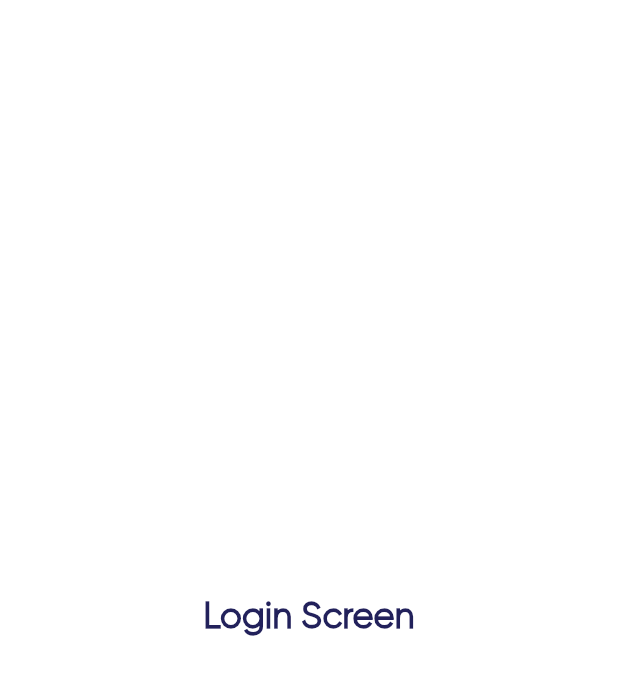
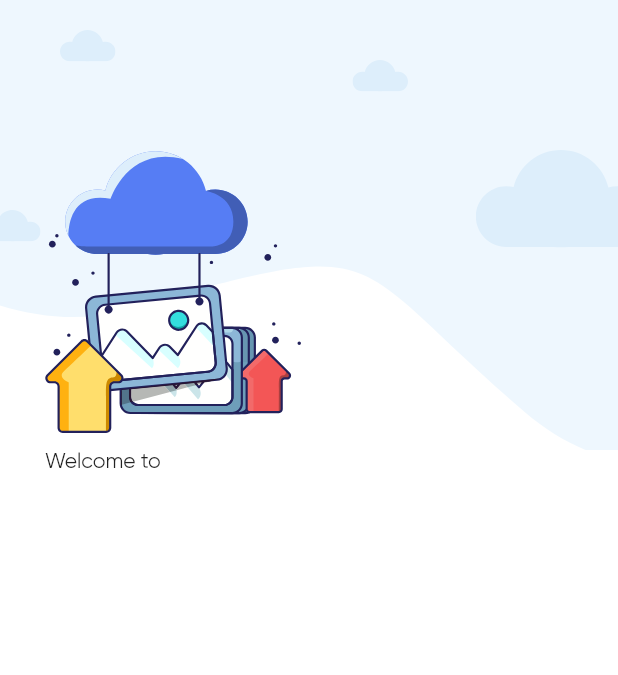
Before and after one commit to logicberry/file-storage-app, a Flutter app: the screen it shows after launch, on a phone screen of 412 x 824 dp. Shown: the top 675 px of the screen. Run offline on Flutter 3.47's test engine with Material 2 defaults, Android fonts, the phone set to English and light mode, and no system bars; our stand-ins replace flutter_screenutil, flutter_svg.

Commit message:
fix asset path issue

```diff
--- a/lib/src/core/app_assets.dart
+++ b/lib/src/core/app_assets.dart
@@ -3,7 +3,7 @@ import 'package:flutter/material.dart';
 @immutable
 class AssetPath {
   const AssetPath._();
-  static const String assetPath = 'assets/icons/';
+  static const String assetPath = 'assets/svgs/';
   static const String avatar = '${assetPath}avatar.svg';
   static const String bg = '${assetPath}bg.svg';
   static const String facebook = '${assetPath}facebook.svg';
@@ -17,4 +17,5 @@ class AssetPath {
   static const String sort = '${assetPath}sort.svg';
   static const String word = '${assetPath}word.svg';
   static const String click = '${assetPath}click.svg';
+  static const String moon = '${assetPath}moon.svg';
 }
--- a/lib/src/screens/login_screen.dart
+++ b/lib/src/screens/login_screen.dart
@@ -1,7 +1,6 @@
-import 'package:dribbox/src/core/app_colors.dart';
+import 'package:dribbox/src/core/app_assets.dart';
 import 'package:flutter/material.dart';
-
-import '../core/app_theme.dart';
+import 'package:flutter_svg/svg.dart';
 
 class LoginScreen extends StatelessWidget {
   const LoginScreen({super.key});
@@ -9,12 +8,48 @@ class LoginScreen extends StatelessWidget {
   @override
   Widget build(BuildContext context) {
     return Scaffold(
-      body: Center(
-        child: AppTheme.gilroyText('Login Screen', context,
-            fontWeight: FontWeight.bold,
-            size: 24,
-            textColor: AppColors.primaryColor),
-      ),
-    );
+        body: SafeArea(
+            child: Column(
+      crossAxisAlignment: CrossAxisAlignment.start,
+      children: [
+        SizedBox(
+          height: 300,
+          child: Stack(
+            children: [
+              SvgPicture.asset(
+                AssetPath.bg,
+                width: double.infinity,
+                fit: BoxFit.cover,
+              ),
+              Positioned(
+                  top: 20, left: 40, child: SvgPicture.asset(AssetPath.moon)),
+              Positioned(
+                  top: 140, left: -10, child: SvgPicture.asset(AssetPath.moon)),
+              Positioned(
+                  top: 40, right: 140, child: SvgPicture.asset(AssetPath.moon)),
+              Positioned(
+                top: 100,
+                right: -20,
+                child: SvgPicture.asset(
+                  AssetPath.moon,
+                  height: 65,
+                  width: 115,
+                ),
+              ),
+              Positioned(
+                  top: 100, left: 30, child: SvgPicture.asset(AssetPath.click))
+            ],
+          ),
+        ),
+        const Padding(
+          padding: EdgeInsets.symmetric(horizontal: 30.0),
+          child: Column(
+            children: [
+              Text('Welcome to '),
+            ],
+          ),
+        )
+      ],
+    )));
   }
 }
--- a/pubspec.yaml
+++ b/pubspec.yaml
@@ -23,6 +23,7 @@ flutter:
 
   assets:
     - assets/svgs/
+
   fonts:
     - family: Gilroy
       fonts:
```
